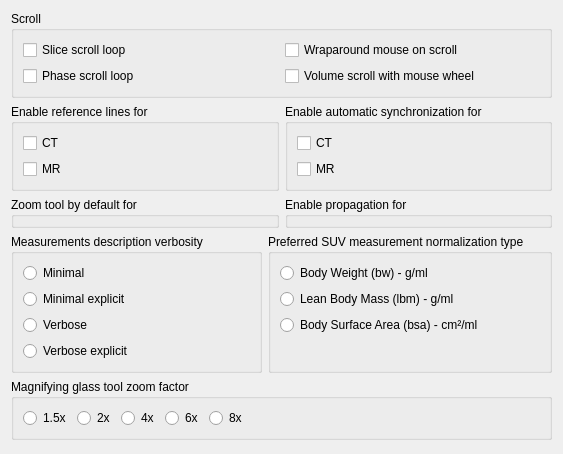
Qt form starviewer/src/core/q2dviewerconfigurationscreenbase.ui (starviewer-medical/starviewer) before a commit.
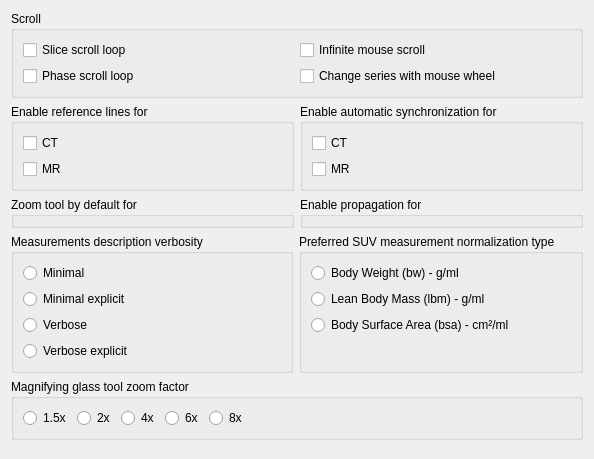
The same form after that commit. Icons and pictures are not drawn. Custom widgets are drawn as their Qt base class.

What changed in the file:
```diff
--- a/starviewer/src/core/q2dviewerconfigurationscreenbase.ui
+++ b/starviewer/src/core/q2dviewerconfigurationscreenbase.ui
@@ -6,8 +6,8 @@
    <rect>
     <x>0</x>
     <y>0</y>
-    <width>563</width>
-    <height>454</height>
+    <width>594</width>
+    <height>459</height>
    </rect>
   </property>
   <property name="windowTitle">
@@ -34,7 +34,7 @@
       <item row="0" column="1">
        <widget class="QCheckBox" name="m_mouseWraparoundCheckBox">
         <property name="text">
-         <string>Wraparound mouse on scroll</string>
+         <string>Infinite mouse scroll</string>
         </property>
        </widget>
       </item>
@@ -48,7 +48,7 @@
       <item row="1" column="1">
        <widget class="QCheckBox" name="m_wheelVolumeScrollCheckBox">
         <property name="text">
-         <string>Volume scroll with mouse wheel</string>
+         <string>Change series with mouse wheel</string>
         </property>
        </widget>
       </item>
```
